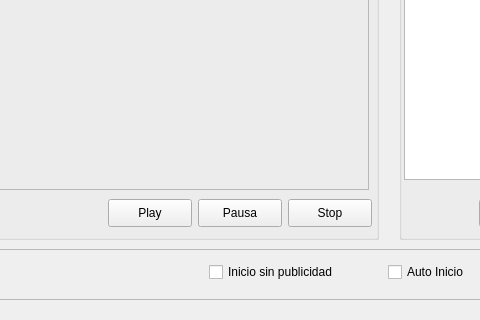
This is UI/mainwindow.ui in ecristal/proyectoLavamanos as Qt 5 draws it before an edit; both pictures show x 311 to 791 and y 331 to 651 of the 996 by 651 pixel window. The edited form follows.
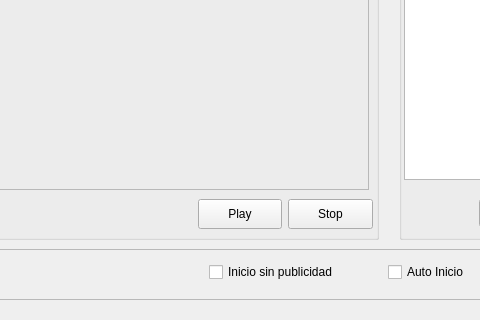
This is the edited form.

Commit message: rama de testeo con un servomotor que activa el sensor

What changed in the file:
```diff
--- a/UI/mainwindow.ui
+++ b/UI/mainwindow.ui
@@ -80,10 +80,10 @@
    <widget class="QPushButton" name="bPlay">
     <property name="geometry">
      <rect>
-      <x>400</x>
+      <x>490</x>
       <y>500</y>
       <width>84</width>
-      <height>28</height>
+      <height>30</height>
      </rect>
     </property>
     <property name="text">
@@ -95,27 +95,14 @@
      <rect>
       <x>580</x>
       <y>500</y>
-      <width>84</width>
-      <height>28</height>
+      <width>85</width>
+      <height>30</height>
      </rect>
     </property>
     <property name="text">
      <string>Stop</string>
     </property>
    </widget>
-   <widget class="QPushButton" name="bPausa">
-    <property name="geometry">
-     <rect>
-      <x>490</x>
-      <y>500</y>
-      <width>84</width>
-      <height>28</height>
-     </rect>
-    </property>
-    <property name="text">
-     <string>Pausa</string>
-    </property>
-   </widget>
    <widget class="QFrame" name="videoFrame">
     <property name="geometry">
      <rect>
```
The commit also changes 1 other file.
